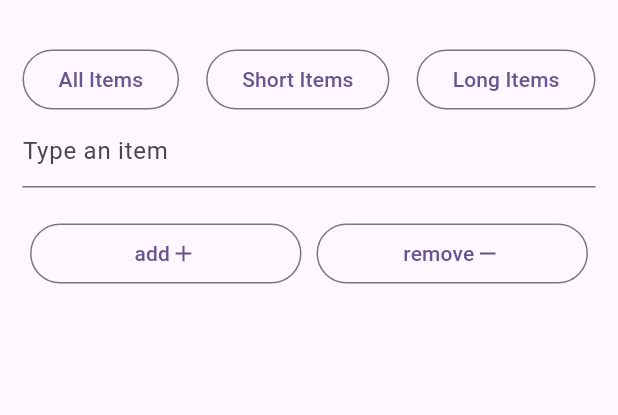
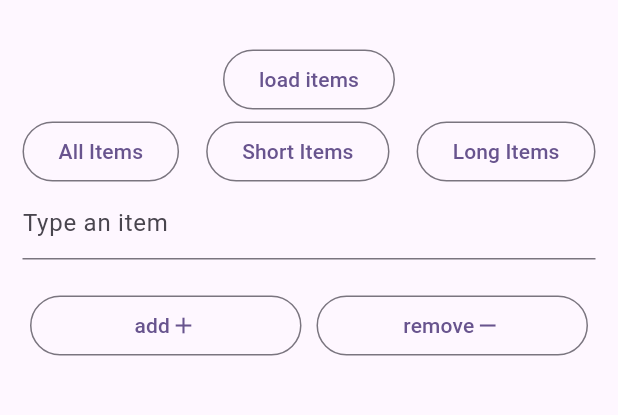
Before and after one commit to mfglr/redux_in_flutter, a Flutter app: the screen it shows after launch, on a phone screen of 412 x 824 dp, the part 63-478 px from its top. Run offline on Flutter 3.47's test engine with Material 3 defaults, Android fonts, the phone set to English and light mode, and no system bars; our stand-ins replace flutter_redux, redux.

Commit message:
middlewares

```diff
--- a/lib/actions.dart
+++ b/lib/actions.dart
@@ -23,3 +23,14 @@ class RemoveItemAction extends Action{
   final String item;
   const RemoveItemAction({required this.item});
 }
+
+@immutable
+class LoadItemsAction extends Action{
+  const LoadItemsAction();
+}
+
+@immutable
+class SuccessfullyFetchItemsedAction extends Action{
+  final List<String> items;
+  const SuccessfullyFetchItemsedAction({required this.items});
+}
--- a/lib/app_state.dart
+++ b/lib/app_state.dart
@@ -5,6 +5,7 @@ import 'package:redux_in_flutter/item_filter.dart';
 class AppState{
   final Iterable<String> items;
   final ItemFilter itemFilter;
+  final bool isLoading;
 
   List<String> get filteredItems {
     switch(itemFilter){
@@ -19,6 +20,7 @@ class AppState{
 
   const AppState({
     required this.items,
-    required this.itemFilter
+    required this.itemFilter,
+    required this.isLoading,
   });
 }
--- a/lib/main.dart
+++ b/lib/main.dart
@@ -59,7 +59,14 @@
         child: Container(
           margin: const EdgeInsets.all(15),
           child: Column(
+            crossAxisAlignment: CrossAxisAlignment.center,
             children: [
+              OutlinedButton(
+                onPressed: (){
+                  store.dispatch(const LoadItemsAction());
+                },
+                child: const Text("load items")
+              ),
               Row(
                 mainAxisAlignment: MainAxisAlignment.spaceBetween,
                 children: [
--- /dev/null
+++ b/lib/middlewares.dart
@@ -0,0 +1,13 @@
+import 'package:redux/redux.dart';
+import 'package:redux_in_flutter/actions.dart';
+import 'package:redux_in_flutter/app_state.dart';
+import 'package:redux_in_flutter/services/item_service.dart';
+
+void loadItemsMiddleware(Store<AppState> store,action,NextDispatcher next){
+  if(action is LoadItemsAction){
+    ItemService().getItems().then((items){
+      store.dispatch(SuccessfullyFetchItemsedAction(items: items));
+    });
+  }
+  next(action);
+}
--- a/lib/store.dart
+++ b/lib/store.dart
@@ -1,9 +1,11 @@
 import 'package:redux/redux.dart';
 import 'package:redux_in_flutter/app_state.dart';
 import 'package:redux_in_flutter/item_filter.dart';
+import 'package:redux_in_flutter/middlewares.dart';
 import 'package:redux_in_flutter/reducers.dart';
 
 final store = Store(
   appStateReducer,
-  initialState: const AppState(itemFilter: ItemFilter.all,items: [])
+  initialState: const AppState(itemFilter: ItemFilter.all,items: [],isLoading: false),
+  middleware: [loadItemsMiddleware]
 );
--- a/pubspec.yaml
+++ b/pubspec.yaml
@@ -37,6 +37,7 @@ dependencies:
   cupertino_icons: ^1.0.6
   redux: ^5.0.0
   flutter_redux: ^0.10.0
+  http: ^1.2.1
 
 dev_dependencies:
   flutter_test:
```
Also changed, not shown: lib/reducers.dart (+11 -2 lines), lib/services/item_service.dart (added, +15 -0 lines), pubspec.lock.
